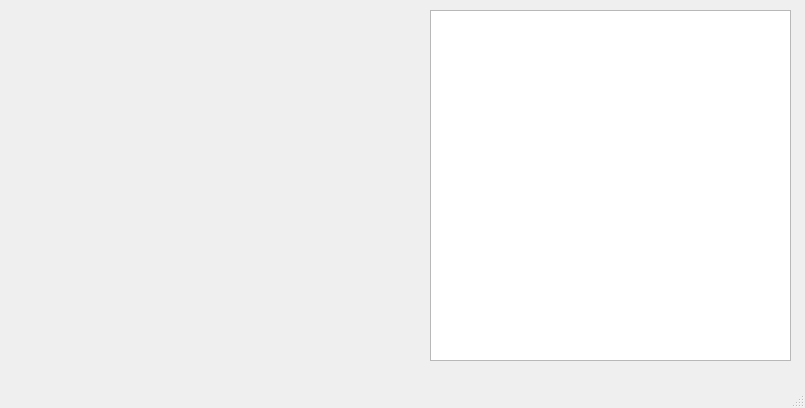
The window that resources/psth.ui (coxlab/mworks_realtime_tools) describes before a commit, drawn with Qt 5.
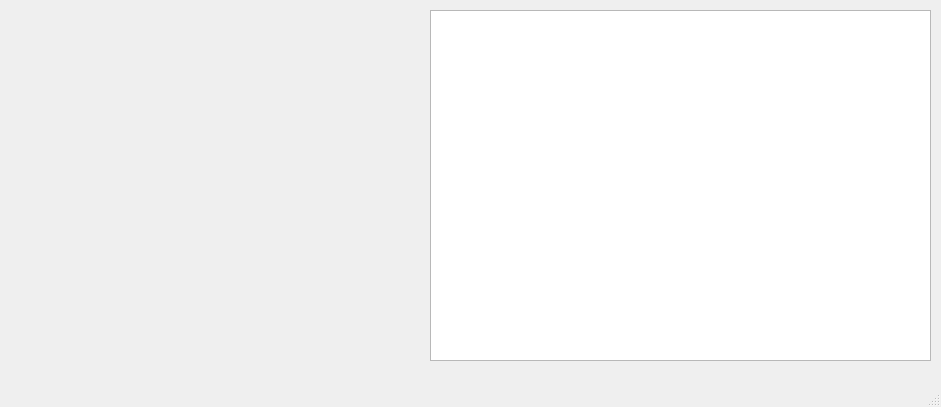
The same window after the commit.

Commit message: qt gui now has [untested] stimulus selection

Patch:
```diff
--- a/resources/psth.ui
+++ b/resources/psth.ui
@@ -6,8 +6,8 @@
    <rect>
     <x>0</x>
     <y>0</y>
-    <width>805</width>
-    <height>408</height>
+    <width>941</width>
+    <height>407</height>
    </rect>
   </property>
   <property name="windowTitle">
@@ -25,12 +25,12 @@
     </property>
     <layout class="QVBoxLayout" name="mplPlot"/>
    </widget>
-   <widget class="QTableView" name="stimuliTable">
+   <widget class="QTableWidget" name="stimuliTable">
     <property name="geometry">
      <rect>
       <x>430</x>
       <y>10</y>
-      <width>361</width>
+      <width>501</width>
       <height>351</height>
      </rect>
     </property>
```
Left out of the diff: 2 changed lines with no effect on the pictures. The commit also changes 1 other file.
